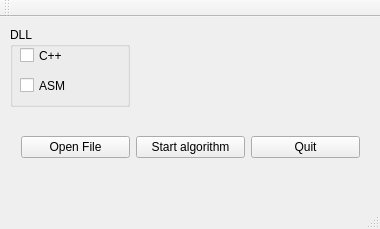
Old version of the form JAproj.ui in the repository ObiWan-Banan/Filtr-prewitta.
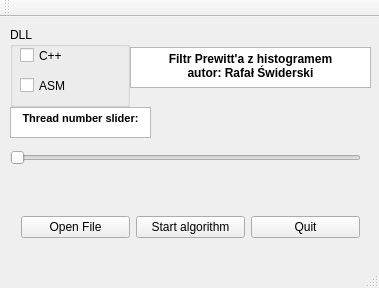
New version of the form.

Patch:
```diff
--- a/JAproj.ui
+++ b/JAproj.ui
@@ -6,8 +6,8 @@
    <rect>
     <x>0</x>
     <y>0</y>
-    <width>380</width>
-    <height>229</height>
+    <width>379</width>
+    <height>288</height>
    </rect>
   </property>
   <property name="windowTitle">
@@ -57,7 +57,7 @@
     <property name="geometry">
      <rect>
       <x>10</x>
-      <y>90</y>
+      <y>170</y>
       <width>361</width>
       <height>81</height>
      </rect>
@@ -86,16 +86,54 @@
      </item>
     </layout>
    </widget>
-  </widget>
-  <widget class="QMenuBar" name="menuBar">
-   <property name="geometry">
-    <rect>
-     <x>0</x>
-     <y>0</y>
-     <width>380</width>
-     <height>21</height>
-    </rect>
-   </property>
+   <widget class="QTextBrowser" name="textBrowser">
+    <property name="geometry">
+     <rect>
+      <x>130</x>
+      <y>30</y>
+      <width>241</width>
+      <height>41</height>
+     </rect>
+    </property>
+    <property name="html">
+     <string>&lt;!DOCTYPE HTML PUBLIC &quot;-//W3C//DTD HTML 4.0//EN&quot; &quot;http://www.w3.org/TR/REC-html40/strict.dtd&quot;&gt;
+&lt;html&gt;&lt;head&gt;&lt;meta name=&quot;qrichtext&quot; content=&quot;1&quot; /&gt;&lt;style type=&quot;text/css&quot;&gt;
+p, li { white-space: pre-wrap; }
+&lt;/style&gt;&lt;/head&gt;&lt;body style=&quot; font-family:'MS Shell Dlg 2'; font-size:8.25pt; font-weight:400; font-style:normal;&quot;&gt;
+&lt;p align=&quot;center&quot; style=&quot; margin-top:0px; margin-bottom:0px; margin-left:0px; margin-right:0px; -qt-block-indent:0; text-indent:0px;&quot;&gt;&lt;span style=&quot; font-size:9pt; font-weight:600;&quot;&gt;Filtr Prewitt'a z histogramem&lt;/span&gt;&lt;/p&gt;
+&lt;p align=&quot;center&quot; style=&quot; margin-top:0px; margin-bottom:0px; margin-left:0px; margin-right:0px; -qt-block-indent:0; text-indent:0px;&quot;&gt;&lt;span style=&quot; font-size:9pt; font-weight:600;&quot;&gt;autor: Rafał Świderski&lt;/span&gt;&lt;/p&gt;&lt;/body&gt;&lt;/html&gt;</string>
+    </property>
+   </widget>
+   <widget class="QSlider" name="horizontalSlider">
+    <property name="geometry">
+     <rect>
+      <x>10</x>
+      <y>130</y>
+      <width>351</width>
+      <height>22</height>
+     </rect>
+    </property>
+    <property name="orientation">
+     <enum>Qt::Horizontal</enum>
+    </property>
+   </widget>
+   <widget class="QTextBrowser" name="textBrowser_2">
+    <property name="geometry">
+     <rect>
+      <x>10</x>
+      <y>90</y>
+      <width>141</width>
+      <height>31</height>
+     </rect>
+    </property>
+    <property name="html">
+     <string>&lt;!DOCTYPE HTML PUBLIC &quot;-//W3C//DTD HTML 4.0//EN&quot; &quot;http://www.w3.org/TR/REC-html40/strict.dtd&quot;&gt;
+&lt;html&gt;&lt;head&gt;&lt;meta name=&quot;qrichtext&quot; content=&quot;1&quot; /&gt;&lt;style type=&quot;text/css&quot;&gt;
+p, li { white-space: pre-wrap; }
+&lt;/style&gt;&lt;/head&gt;&lt;body style=&quot; font-family:'MS Shell Dlg 2'; font-size:8.25pt; font-weight:400; font-style:normal;&quot;&gt;
+&lt;p align=&quot;center&quot; style=&quot; margin-top:0px; margin-bottom:0px; margin-left:0px; margin-right:0px; -qt-block-indent:0; text-indent:0px;&quot;&gt;&lt;span style=&quot; font-size:8pt; font-weight:600;&quot;&gt;Thread number slider:&lt;/span&gt;&lt;/p&gt;&lt;/body&gt;&lt;/html&gt;</string>
+    </property>
+   </widget>
   </widget>
   <widget class="QToolBar" name="mainToolBar">
    <attribute name="toolBarArea">
```
